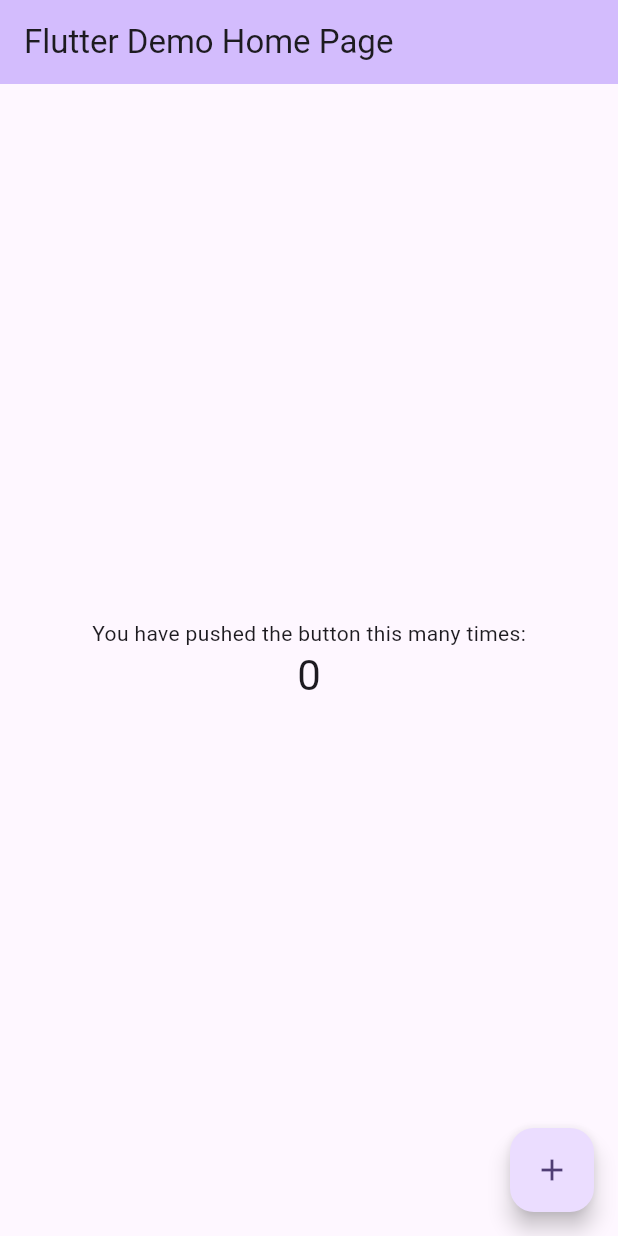
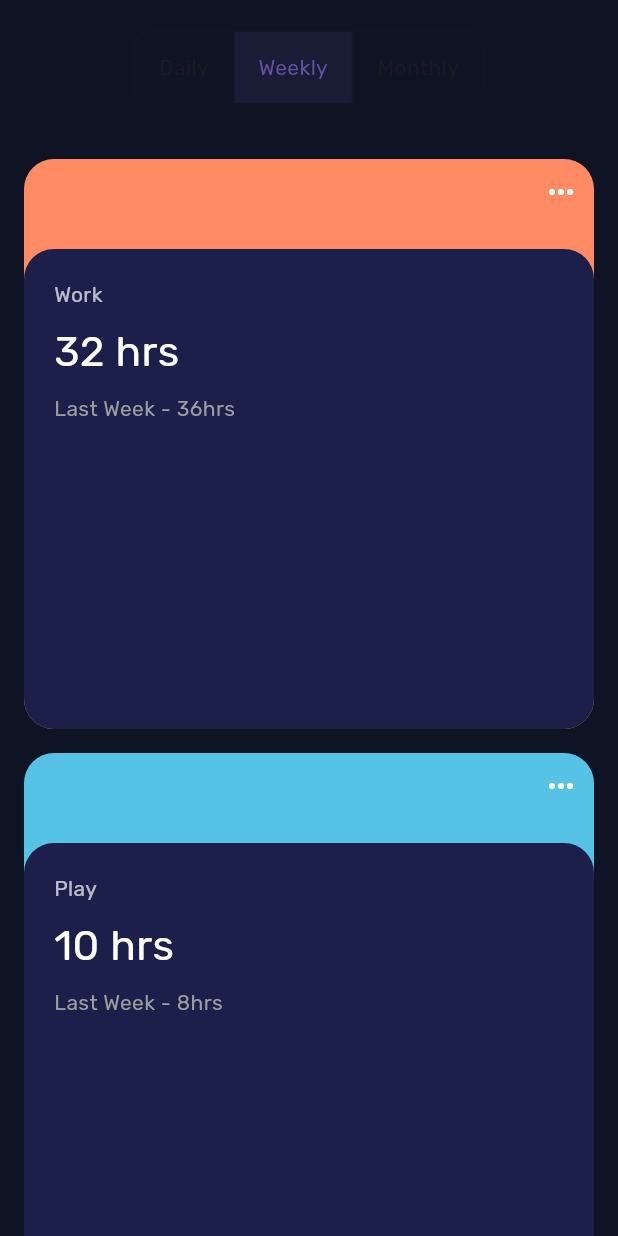
Before and after one commit to fernandojosecc/time_tracking_dashboard, a Flutter app: the screen it shows after launch, on a phone screen of 412 x 824 dp. Run offline on Flutter 3.47's test engine with Material 3 defaults, Android fonts, the phone set to English and light mode, and no system bars.

Commit message:
Adding all the design, icons and images

```diff
--- a/lib/data/dummy_data.dart
+++ b/lib/data/dummy_data.dart
@@ -0,0 +1,50 @@
+final List<Map<String, dynamic>> dummyData = [
+  {
+    "title": "Work",
+    "timeframes": {
+      "daily": {"current": 5, "previous": 7},
+      "weekly": {"current": 32, "previous": 36},
+      "monthly": {"current": 103, "previous": 128},
+    },
+  },
+  {
+    "title": "Play",
+    "timeframes": {
+      "daily": {"current": 1, "previous": 2},
+      "weekly": {"current": 10, "previous": 8},
+      "monthly": {"current": 23, "previous": 29},
+    },
+  },
+  {
+    "title": "Study",
+    "timeframes": {
+      "daily": {"current": 0, "previous": 1},
+      "weekly": {"current": 4, "previous": 7},
+      "monthly": {"current": 13, "previous": 19},
+    },
+  },
+  {
+    "title": "Exercise",
+    "timeframes": {
+      "daily": {"current": 1, "previous": 1},
+      "weekly": {"current": 4, "previous": 5},
+      "monthly": {"current": 11, "previous": 18},
+    },
+  },
+  {
+    "title": "Social",
+    "timeframes": {
+      "daily": {"current": 1, "previous": 3},
+      "weekly": {"current": 5, "previous": 10},
+      "monthly": {"current": 21, "previous": 23},
+    },
+  },
+  {
+    "title": "Self Care",
+    "timeframes": {
+      "daily": {"current": 0, "previous": 1},
+      "weekly": {"current": 2, "previous": 2},
+      "monthly": {"current": 7, "previous": 11},
+    },
+  },
+];
--- a/lib/main.dart
+++ b/lib/main.dart
@@ -1,122 +1,95 @@
 import 'package:flutter/material.dart';
+import 'data/dummy_data.dart';
+import 'widgets/activity_card.dart';
 
 void main() {
-  runApp(const MyApp());
+  runApp(const TimeTrackingApp());
 }
 
-class MyApp extends StatelessWidget {
-  const MyApp({super.key});
+class TimeTrackingApp extends StatelessWidget {
+  const TimeTrackingApp({super.key});
 
-  // This widget is the root of your application.
   @override
   Widget build(BuildContext context) {
     return MaterialApp(
-      title: 'Flutter Demo',
+      debugShowCheckedModeBanner: false,
+      title: 'Time Tracking Dashboard',
       theme: ThemeData(
-        // This is the theme of your application.
-        //
-        // TRY THIS: Try running your application with "flutter run". You'll see
-        // the application has a purple toolbar. Then, without quitting the app,
-        // try changing the seedColor in the colorScheme below to Colors.green
-        // and then invoke "hot reload" (save your changes or press the "hot
-        // reload" button in a Flutter-supported IDE, or press "r" if you used
-        // the command line to start the app).
-        //
-        // Notice that the counter didn't reset back to zero; the application
-        // state is not lost during the reload. To reset the state, use hot
-        // restart instead.
-        //
-        // This works for code too, not just values: Most code changes can be
-        // tested with just a hot reload.
-        colorScheme: ColorScheme.fromSeed(seedColor: Colors.deepPurple),
+        fontFamily: 'Rubik',
+        scaffoldBackgroundColor: const Color(0xFF0f1424),
+        textTheme: const TextTheme(bodyMedium: TextStyle(color: Colors.white)),
       ),
-      home: const MyHomePage(title: 'Flutter Demo Home Page'),
+      home: const DashboardScreen(),
     );
   }
 }
 
-class MyHomePage extends StatefulWidget {
-  const MyHomePage({super.key, required this.title});
-
-  // This widget is the home page of your application. It is stateful, meaning
-  // that it has a State object (defined below) that contains fields that affect
-  // how it looks.
-
-  // This class is the configuration for the state. It holds the values (in this
-  // case the title) provided by the parent (in this case the App widget) and
-  // used by the build method of the State. Fields in a Widget subclass are
-  // always marked "final".
-
-  final String title;
+class DashboardScreen extends StatefulWidget {
+  const DashboardScreen({super.key});
 
   @override
-  State<MyHomePage> createState() => _MyHomePageState();
+  State<DashboardScreen> createState() => _DashboardScreenState();
 }
 
-class _MyHomePageState extends State<MyHomePage> {
-  int _counter = 0;
-
-  void _incrementCounter() {
-    setState(() {
-      // This call to setState tells the Flutter framework that something has
-      // changed in this State, which causes it to rerun the build method below
-      // so that the display can reflect the updated values. If we changed
-      // _counter without calling setState(), then the build method would not be
-      // called again, and so nothing would appear to happen.
-      _counter++;
-    });
-  }
+class _DashboardScreenState extends State<DashboardScreen> {
+  String selectedTimeframe = 'weekly';
 
   @override
   Widget build(BuildContext context) {
-    // This method is rerun every time setState is called, for instance as done
-    // by the _incrementCounter method above.
-    //
-    // The Flutter framework has been optimized to make rerunning build methods
-    // fast, so that you can just rebuild anything that needs updating rather
-    // than having to individually change instances of widgets.
     return Scaffold(
-      appBar: AppBar(
-        // TRY THIS: Try changing the color here to a specific color (to
-        // Colors.amber, perhaps?) and trigger a hot reload to see the AppBar
-        // change color while the other colors stay the same.
-        backgroundColor: Theme.of(context).colorScheme.inversePrimary,
-        // Here we take the value from the MyHomePage object that was created by
-        // the App.build method, and use it to set our appbar title.
-        title: Text(widget.title),
-      ),
-      body: Center(
-        // Center is a layout widget. It takes a single child and positions it
-        // in the middle of the parent.
+      body: SafeArea(
         child: Column(
-          // Column is also a layout widget. It takes a list of children and
-          // arranges them vertically. By default, it sizes itself to fit its
-          // children horizontally, and tries to be as tall as its parent.
-          //
-          // Column has various properties to control how it sizes itself and
-          // how it positions its children. Here we use mainAxisAlignment to
-          // center the children vertically; the main axis here is the vertical
-          // axis because Columns are vertical (the cross axis would be
-          // horizontal).
-          //
-          // TRY THIS: Invoke "debug painting" (choose the "Toggle Debug Paint"
-          // action in the IDE, or press "p" in the console), to see the
-          // wireframe for each widget.
-          mainAxisAlignment: MainAxisAlignment.center,
-          children: <Widget>[
-            const Text('You have pushed the button this many times:'),
-            Text(
-              '$_counter',
-              style: Theme.of(context).textTheme.headlineMedium,
+          children: [
+            const SizedBox(height: 20),
+            ToggleButtons(
+              borderRadius: BorderRadius.circular(12),
+              isSelected: [
+                selectedTimeframe == 'daily',
+                selectedTimeframe == 'weekly',
+                selectedTimeframe == 'monthly',
+              ],
+              onPressed: (index) {
+                setState(() {
+                  selectedTimeframe = ['daily', 'weekly', 'monthly'][index];
+                });
+              },
+              children: const [
+                Padding(
+                  padding: EdgeInsets.symmetric(horizontal: 16),
+                  child: Text('Daily'),
+                ),
+                Padding(
+                  padding: EdgeInsets.symmetric(horizontal: 16),
+                  child: Text('Weekly'),
+                ),
+                Padding(
+                  padding: EdgeInsets.symmetric(horizontal: 16),
+                  child: Text('Monthly'),
+                ),
+              ],
+            ),
+            const SizedBox(height: 20),
+            Expanded(
+              child: GridView.count(
+                crossAxisCount: MediaQuery.of(context).size.width > 600 ? 3 : 1,
+                padding: const EdgeInsets.all(16),
+                mainAxisSpacing: 16,
+                crossAxisSpacing: 16,
+                children:
+                    dummyData.map((data) {
+                      final timeframe = data['timeframes'][selectedTimeframe];
+                      return ActivityCard(
+                        title: data['title'],
+                        current: timeframe['current'],
+                        previous: timeframe['previous'],
+                        timeframe: selectedTimeframe,
+                      );
+                    }).toList(),
+              ),
             ),
           ],
         ),
       ),
-      floatingActionButton: FloatingActionButton(
-        onPressed: _incrementCounter,
-        tooltip: 'Increment',
-        child: const Icon(Icons.add),
-      ), // This trailing comma makes auto-formatting nicer for build methods.
     );
   }
 }
--- a/lib/widgets/activity_card.dart
+++ b/lib/widgets/activity_card.dart
@@ -0,0 +1,93 @@
+import 'package:flutter/material.dart';
+
+class ActivityCard extends StatelessWidget {
+  final String title;
+  final int current;
+  final int previous;
+  final String timeframe;
+
+  const ActivityCard({
+    super.key,
+    required this.title,
+    required this.current,
+    required this.previous,
+    required this.timeframe,
+  });
+
+  String getPeriodLabel() {
+    switch (timeframe) {
+      case 'daily':
+        return 'Yesterday';
+      case 'weekly':
+        return 'Last Week';
+      case 'monthly':
+        return 'Last Month';
+      default:
+        return '';
+    }
+  }
+
+  Color getColor() {
+    switch (title.toLowerCase()) {
+      case 'work':
+        return const Color(0xFFff8b64);
+      case 'play':
+        return const Color(0xFF56c2e6);
+      case 'study':
+        return const Color(0xFFff5e7d);
+      case 'exercise':
+        return const Color(0xFF4acf81);
+      case 'social':
+        return const Color(0xFF7536d3);
+      case 'self care':
+        return const Color(0xFFf1c65b);
+      default:
+        return Colors.grey;
+    }
+  }
+
+  @override
+  Widget build(BuildContext context) {
+    return Container(
+      decoration: BoxDecoration(
+        color: getColor(),
+        borderRadius: BorderRadius.circular(20),
+      ),
+      child: Stack(
+        children: [
+          Positioned(
+            right: 10,
+            top: 10,
+            child: Icon(Icons.more_horiz, color: Colors.white),
+          ),
+          Positioned.fill(
+            top: 60,
+            child: Container(
+              decoration: BoxDecoration(
+                color: const Color(0xFF1c1f4a),
+                borderRadius: BorderRadius.circular(20),
+              ),
+              padding: const EdgeInsets.all(20),
+              child: Column(
+                crossAxisAlignment: CrossAxisAlignment.start,
+                children: [
+                  Text(title, style: const TextStyle(color: Colors.white70)),
+                  const SizedBox(height: 8),
+                  Text(
+                    '$current hrs',
+                    style: const TextStyle(fontSize: 28, color: Colors.white),
+                  ),
+                  const SizedBox(height: 8),
+                  Text(
+                    '${getPeriodLabel()} - ${previous}hrs',
+                    style: const TextStyle(color: Colors.grey),
+                  ),
+                ],
+              ),
+            ),
+          ),
+        ],
+      ),
+    );
+  }
+}
--- a/pubspec.yaml
+++ b/pubspec.yaml
@@ -51,6 +51,9 @@ dev_dependencies:
 
 # The following section is specific to Flutter packages.
 flutter:
+  assets:
+    - assets/images/
+
 
   # The following line ensures that the Material Icons font is
   # included with your application, so that you can use the icons in
```
Also changed, not shown: assets/design/active-states.jpg (added), assets/design/desktop-design.jpg (added), assets/design/mobile-design.jpg (added), assets/images/favicon-32x32.png (added), assets/images/icon-ellipsis.svg (added), assets/images/icon-exercise.svg (added), assets/images/icon-play.svg (added), assets/images/icon-self-care.svg (added), assets/images/icon-social.svg (added), assets/images/icon-study.svg (added), assets/images/icon-work.svg (added), assets/images/image-jeremy.png (added), 1 other file.
